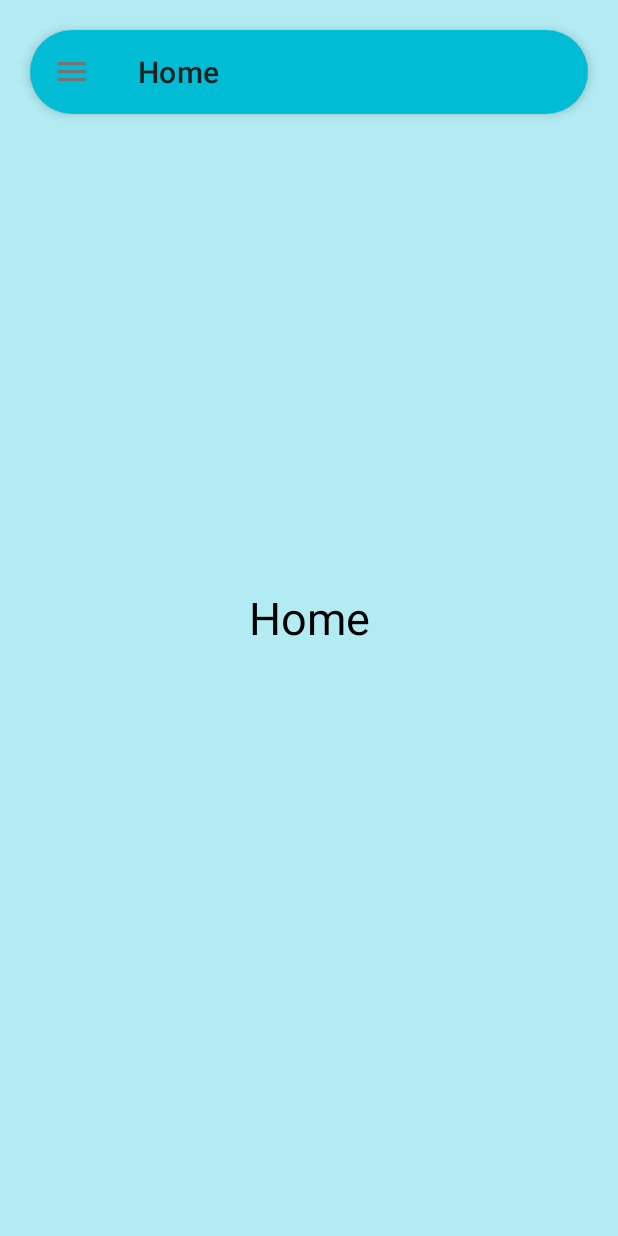
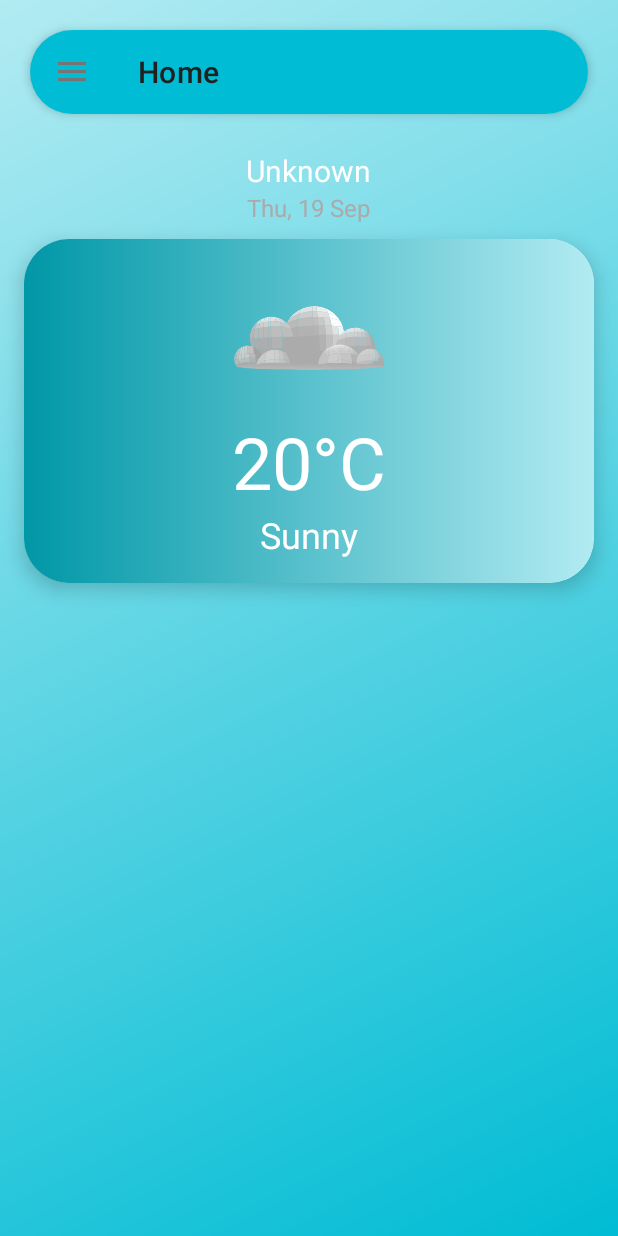
Before and after one commit to MahmooudDarwish/weather, an Android app: the screen it shows after launch (LandingActivity), on a phone screen of 412 x 824 dp. Run offline under Robolectric (Android 15) with nearby library versions, the phone set to English and light mode, and no system bars; our stand-ins replace Room's generated code, navigation-ui.

Commit message:
apply the current weather to the home fragment

```diff
--- a/app/build.gradle.kts
+++ b/app/build.gradle.kts
@@ -76,6 +76,12 @@ dependencies {
     implementation("androidx.navigation:navigation-fragment-ktx:2.8.0")
     implementation("androidx.navigation:navigation-ui-ktx:2.8.0")
 
+    //Card
+    implementation("androidx.cardview:cardview:1.0.0")
+    implementation("com.squareup.okhttp3:logging-interceptor:5.0.0-alpha.11")
+
+
+
 
 
 
--- a/app/src/main/java/com/example/weather/features/home/view/Home.kt
+++ b/app/src/main/java/com/example/weather/features/home/view/Home.kt
@@ -7,60 +7,97 @@ import androidx.fragment.app.Fragment
 import android.view.LayoutInflater
 import android.view.View
 import android.view.ViewGroup
+import android.widget.ImageView
+import android.widget.TextView
 import androidx.activity.result.ActivityResultLauncher
 import androidx.activity.result.contract.ActivityResultContracts
 import androidx.appcompat.app.AppCompatActivity
+import androidx.lifecycle.Observer
+import androidx.lifecycle.ViewModelProvider
 import com.example.weather.R
+import com.example.weather.features.home.view_model.HomeViewModel
+import com.example.weather.features.home.view_model.HomeViewModelFactory
+import com.example.weather.features.landing.view_model.LandingFactory
+import com.example.weather.features.landing.view_model.LandingViewModel
+import com.example.weather.utils.local.room.AppDatabase
+import com.example.weather.utils.local.room.local_data_source.WeatherLocalDataSourceImpl
+import com.example.weather.utils.local.shared_perefernces.SharedPreferences
+import com.example.weather.utils.model.WeatherRepositoryImpl
+import com.example.weather.utils.model.WeatherResponse
+import com.example.weather.utils.remote.WeatherRemoteDataSourceImpl
+import java.text.SimpleDateFormat
+import java.util.Date
+import java.util.Locale
 
 class Home : Fragment(), UpdateLocationWeather {
+    lateinit var viewModel: HomeViewModel
 
-    private lateinit var mapActivityResultLauncher: ActivityResultLauncher<Intent>
+    private lateinit var countryName: TextView
+    private lateinit var todayDate: TextView
+    private lateinit var weatherIcon: ImageView
+    private lateinit var temperatureText: TextView
+    private lateinit var weatherDescriptionText: TextView
 
     override fun onCreate(savedInstanceState: Bundle?) {
         super.onCreate(savedInstanceState)
 
-        // Register the ActivityResultLauncher to receive data from Map activity
-        mapActivityResultLauncher = registerForActivityResult(
-            ActivityResultContracts.StartActivityForResult()
-        ) { result ->
-            Log.d("HomeFragment", "Received result with code: ${result.resultCode}")
-            if (result.resultCode == AppCompatActivity.RESULT_OK) {
-                val data = result.data
-                if (data != null) {
-                    val latitude = data.getDoubleExtra("LATITUDE", 0.0)
-                    val longitude = data.getDoubleExtra("LONGITUDE", 0.0)
-                    Log.d("HomeFragment", "Latitude: $latitude, Longitude: $longitude")
-                    if (latitude != 0.0 && longitude != 0.0) {
-                    } else {
-                        Log.e("HomeFragment", "No location data received")
-                    }
-                }
-            } else {
-                Log.e("HomeFragment", "Result code not OK")
-            }
+        val homeFactory = HomeViewModelFactory(
+            WeatherRepositoryImpl.getInstance(
+                remoteDataSource = WeatherRemoteDataSourceImpl.getInstance(),
+                localDataSource = WeatherLocalDataSourceImpl(
+                    AppDatabase.getDatabase(requireActivity()).weatherDao(),
+                    AppDatabase.getDatabase(requireActivity()).forecastDao()
+                ),
+                sharedPreferences = SharedPreferences(requireActivity())
+
+            )
+        )
+
+        viewModel = ViewModelProvider(this, homeFactory).get(HomeViewModel::class.java)
+
+        viewModel.currentWeather.observe(this) { weatherResponse ->
+                Log.i("HomeFragment", "Current Weather: $weatherResponse")
+                updateUI(weatherResponse)
         }
     }
 
+    private fun updateUI(weatherResponse: WeatherResponse?) {
+        countryName.text = weatherResponse?.name
+        temperatureText.text = weatherResponse?.main?.temp.toString()
+        weatherDescriptionText.text = weatherResponse?.weather?.get(0)?.description
+    }
+
     override fun onCreateView(
-        inflater: LayoutInflater, container: ViewGroup?,
-        savedInstanceState: Bundle?
+        inflater: LayoutInflater, container: ViewGroup?, savedInstanceState: Bundle?
     ): View? {
-
-
         val view = inflater.inflate(R.layout.fragment_home, container, false)
-
-
         return view
     }
 
     override fun onViewCreated(view: View, savedInstanceState: Bundle?) {
 
+
         super.onViewCreated(view, savedInstanceState)
         Log.i("HomeFragment", "onViewCreated called")
+        initUi(view)
+        todayDate.text = getCurrentDate()
 
+    }
+
+    private fun initUi(view: View){
+        countryName = view.findViewById(R.id.countryName)
+        todayDate = view.findViewById(R.id.todayDate)
+        weatherIcon = view.findViewById(R.id.weatherIcon)
+        temperatureText = view.findViewById(R.id.temperatureText)
+        weatherDescriptionText = view.findViewById(R.id.weatherDescriptionText)
+    }
+    private fun getCurrentDate(): String {
+        val dateFormat = SimpleDateFormat("EEE, dd MMM", Locale.getDefault())
+        val date = Date()
+        return dateFormat.format(date)
     }
     override fun updateLocation(latitude: Double, longitude: Double) {
         Log.d("HomeFragment", "Latitude: $latitude, Longitude: $longitude")
-        // Update your UI or ViewModel with the new location data here
+        viewModel.getWeather(longitude = longitude, latitude = latitude)
     }
 }
--- a/app/src/main/java/com/example/weather/features/home/view_model/HomeViewModel.kt
+++ b/app/src/main/java/com/example/weather/features/home/view_model/HomeViewModel.kt
@@ -1,4 +1,30 @@
 package com.example.weather.features.home.view_model
 
-class HomeViewModel {
+import android.util.Log
+import androidx.lifecycle.LiveData
+import androidx.lifecycle.MutableLiveData
+import androidx.lifecycle.ViewModel
+import androidx.lifecycle.viewModelScope
+import com.example.weather.utils.model.WeatherRepositoryImpl
+import com.example.weather.utils.model.WeatherResponse
+import kotlinx.coroutines.Dispatchers
+
+import kotlinx.coroutines.launch
+
+class HomeViewModel(
+    private val weatherRepository: WeatherRepositoryImpl
+) : ViewModel() {
+
+    private val _currentWeather = MutableLiveData<WeatherResponse>()
+    val currentWeather: LiveData<WeatherResponse>
+        get() = _currentWeather
+
+    fun getWeather(latitude: Double, longitude: Double) {
+        viewModelScope.launch(Dispatchers.IO) {
+            weatherRepository.fetchAndStoreWeatherData(longitude, latitude).collect { response ->
+                Log.d("HomeViewModel", "Response: $response")
+                _currentWeather.postValue(response)
+            }
+        }
+    }
 }
--- /dev/null
+++ b/app/src/main/java/com/example/weather/features/home/view_model/HomeViewModelFactory.kt
@@ -0,0 +1,16 @@
+package com.example.weather.features.home.view_model
+
+import androidx.lifecycle.ViewModel
+import androidx.lifecycle.ViewModelProvider
+import com.example.weather.utils.model.WeatherRepositoryImpl
+
+class HomeViewModelFactory(
+    private val weatherRepository: WeatherRepositoryImpl
+) : ViewModelProvider.Factory {
+    override fun <T : ViewModel> create(modelClass: Class<T>): T {
+        if (modelClass.isAssignableFrom(HomeViewModel::class.java)) {
+            return HomeViewModel(weatherRepository) as T
+        }
+        throw IllegalArgumentException("Unknown ViewModel class")
+    }
+}
--- a/app/src/main/java/com/example/weather/utils/constants/Keys.kt
+++ b/app/src/main/java/com/example/weather/utils/constants/Keys.kt
@@ -20,6 +20,5 @@ object Keys {
 
     //API Keys
     const val BASE_URL = "https://api.openweathermap.org/data/2.5/"
-    const val WEATHER_API_KEY = "7c6b62db0288453b19dcecf900970e80"
-
+    const val WEATHER_API_KEY = "1de10df0792496fe3df75e77821732a5"
 }
--- a/app/src/main/java/com/example/weather/utils/model/WeatherRepository.kt
+++ b/app/src/main/java/com/example/weather/utils/model/WeatherRepository.kt
@@ -1,6 +1,9 @@
 package com.example.weather.utils.model
+
+import kotlinx.coroutines.flow.Flow
 
 interface WeatherRepository {
 
+     fun fetchAndStoreWeatherData(longitude: Double, latitude: Double): Flow<WeatherResponse?>
 
 }
--- a/app/src/main/java/com/example/weather/utils/remote/RetrofitObj.kt
+++ b/app/src/main/java/com/example/weather/utils/remote/RetrofitObj.kt
@@ -1,13 +1,23 @@
 package com.example.weather.utils.remote
 
 import com.example.weather.utils.constants.Keys
+import okhttp3.OkHttpClient
+import okhttp3.logging.HttpLoggingInterceptor
 import retrofit2.Retrofit
 import retrofit2.converter.gson.GsonConverterFactory
 
 object RetroFitInstance {
     val api: WeatherApiService by lazy {
+
+        val logging = HttpLoggingInterceptor()
+        logging.setLevel(HttpLoggingInterceptor.Level.BODY)
+
+        val client = OkHttpClient.Builder().addInterceptor(logging).build()
+
+
         Retrofit.Builder()
             .baseUrl(Keys.BASE_URL)
+            .client(client)
             .addConverterFactory(GsonConverterFactory.create())
             .build()
             .create(WeatherApiService::class.java)
--- a/app/src/main/java/com/example/weather/utils/remote/WeatherRemoteDataSource.kt
+++ b/app/src/main/java/com/example/weather/utils/remote/WeatherRemoteDataSource.kt
@@ -1,9 +1,10 @@
 package com.example.weather.utils.remote
 
 import com.example.weather.utils.model.WeatherResponse
+import kotlinx.coroutines.flow.Flow
 
 interface  WeatherRemoteDataSource {
      fun getCurrentWeather(
         latitude: String, longitude: String, metric: String, lang: String
-    ): WeatherResponse?
+    ): Flow<WeatherResponse?>
 }
--- /dev/null
+++ b/app/src/main/res/drawable/background_linear_gradient.xml
@@ -0,0 +1,19 @@
+<?xml version="1.0" encoding="utf-8"?>
+<layer-list xmlns:android="http://schemas.android.com/apk/res/android">
+    <item>
+        <shape android:shape="rectangle">
+            <gradient
+                android:startColor="@color/dark_primary"
+                android:endColor="@color/light_primary"
+                android:angle="45"/>
+        </shape>
+    </item>
+    <item>
+        <shape android:shape="rectangle">
+            <gradient
+                android:startColor="@color/light_primary"
+                android:endColor="@color/primary"
+                android:angle="315"/>
+        </shape>
+    </item>
+</layer-list>
--- /dev/null
+++ b/app/src/main/res/drawable/card_linear_gradient.xml
@@ -0,0 +1,16 @@
+<?xml version="1.0" encoding="utf-8"?>
+<selector xmlns:android="http://schemas.android.com/apk/res/android">
+    <item>
+        <shape
+            android:shape="rectangle">
+            <corners
+                android:radius="15dp">
+            </corners>
+            <gradient
+                android:startColor="@color/dark_primary"
+                android:endColor="@color/light_primary"
+                >
+            </gradient>
+        </shape>
+    </item>
+</selector>
--- a/app/src/main/res/layout/fragment_home.xml
+++ b/app/src/main/res/layout/fragment_home.xml
@@ -1,17 +1,89 @@
 <?xml version="1.0" encoding="utf-8"?>
 <FrameLayout xmlns:android="http://schemas.android.com/apk/res/android"
     xmlns:tools="http://schemas.android.com/tools"
+    xmlns:app="http://schemas.android.com/apk/res-auto"
     android:layout_width="match_parent"
     android:layout_height="match_parent"
-    tools:context=".features.home.view.Home">
+    tools:context=".features.home.view.Home"
+    android:background="@drawable/background_linear_gradient">
 
-    <TextView
+    <LinearLayout
         android:layout_width="match_parent"
         android:layout_height="match_parent"
-        android:text="Home"
-        android:gravity="center"
-        android:textSize="30sp"
-        android:textColor="@color/black"/>
+        android:orientation="vertical"
+        >
+
+        <TextView
+            android:id="@+id/countryName"
+            android:layout_marginTop="100dp"
+            android:layout_width="wrap_content"
+            android:layout_height="wrap_content"
+            android:layout_gravity="center"
+            android:text="Unknown"
+        android:textSize="20dp"
+            />
+        <TextView
+            android:id="@+id/todayDate"
+            android:layout_width="wrap_content"
+            android:layout_height="wrap_content"
+            android:layout_gravity="center"
+            android:textSize="16dp"
+            android:textColor="@android:color/darker_gray"
+            android:layout_marginBottom="10dp"
+            />
 
 
-</FrameLayout>
+        <androidx.cardview.widget.CardView
+            android:layout_width="match_parent"
+            android:layout_height="wrap_content"
+            android:layout_marginHorizontal="16dp"
+            android:layout_gravity="center"
+            app:cardCornerRadius="30dp"
+            app:cardElevation="8dp"
+            >
+            <LinearLayout
+                android:id="@+id/cardBackground"
+                android:layout_width="match_parent"
+                android:layout_height="match_parent"
+                android:orientation="vertical"
+                android:background="@drawable/card_linear_gradient"
+                >
+
+            </LinearLayout>
+            <LinearLayout
+                android:layout_width="match_parent"
+                android:layout_height="wrap_content"
+                android:orientation="vertical"
+                android:padding="16dp">
+
+                <ImageView
+                    android:id="@+id/weatherIcon"
+                    android:layout_width="100dp"
+                    android:layout_height="100dp"
+                    android:layout_gravity="center_horizontal"
+                    android:src="@drawable/ic_cloudy" />
+
+                <TextView
+                    android:id="@+id/temperatureText"
+                    android:layout_width="wrap_content"
+                    android:layout_height="wrap_content"
+                    android:layout_gravity="center_horizontal"
+                    android:text="20°C"
+                    android:textSize="48sp" />
+
+                <TextView
+                    android:id="@+id/weatherDescriptionText"
+                    android:layout_width="wrap_content"
+                    android:layout_height="wrap_content"
+                    android:layout_gravity="center_horizontal"
+                    android:text="Sunny"
+                    android:textSize="24sp" />
+            </LinearLayout>
+        </androidx.cardview.widget.CardView>
+
+
+
+    </LinearLayout>
+
+
+    </FrameLayout>
--- a/app/src/main/res/values/themes.xml
+++ b/app/src/main/res/values/themes.xml
@@ -61,7 +61,6 @@
 
             <!-- Card Styles -->
             <style name="MyCardStyle" parent="Widget.MaterialComponents.CardView">
-                <item name="cardBackgroundColor">@color/white</item>
                 <item name="cardCornerRadius">8dp</item>
                 <item name="cardElevation">4dp</item>
                 <item name="android:layout_margin">8dp</item>
```
Also changed, not shown: app/src/main/java/com/example/weather/utils/model/WeatherRepositoryImpl.kt (+13 -12 lines), app/src/main/java/com/example/weather/utils/remote/WeatherApiService.kt (+10 -7 lines), app/src/main/java/com/example/weather/utils/remote/WeatherRemoteDataSourceImpl.kt (+26 -10 lines).
